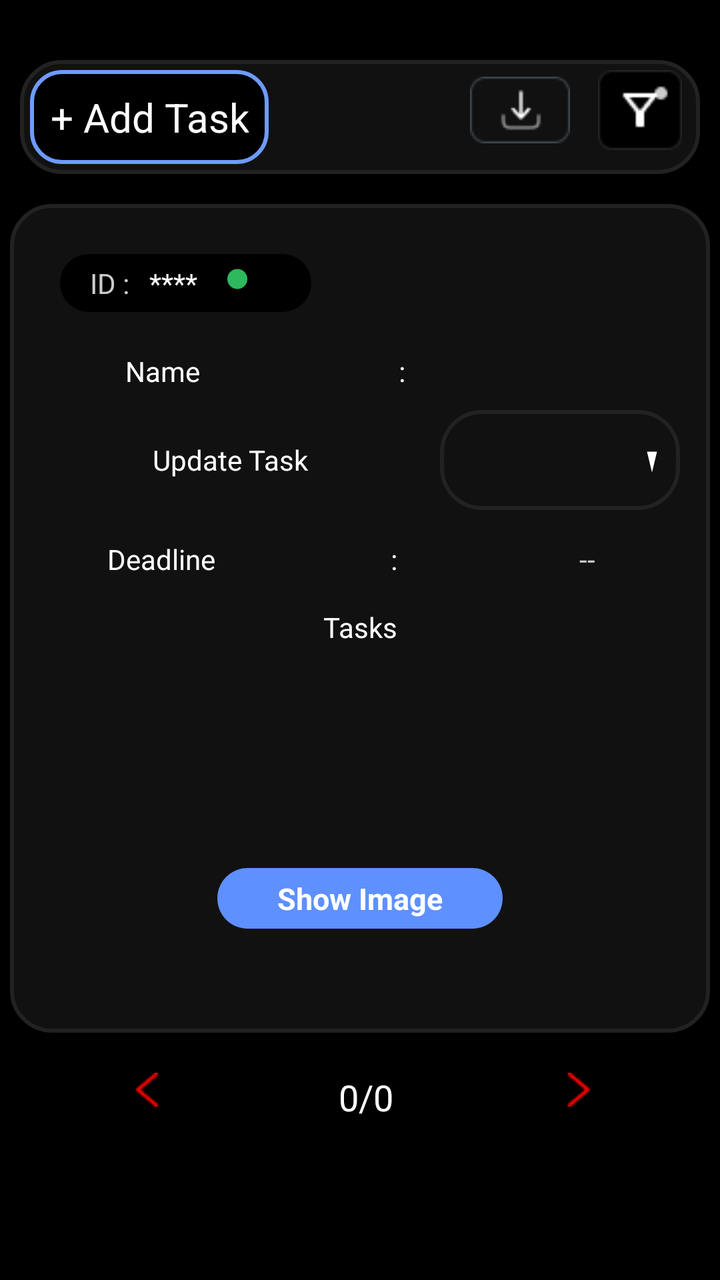
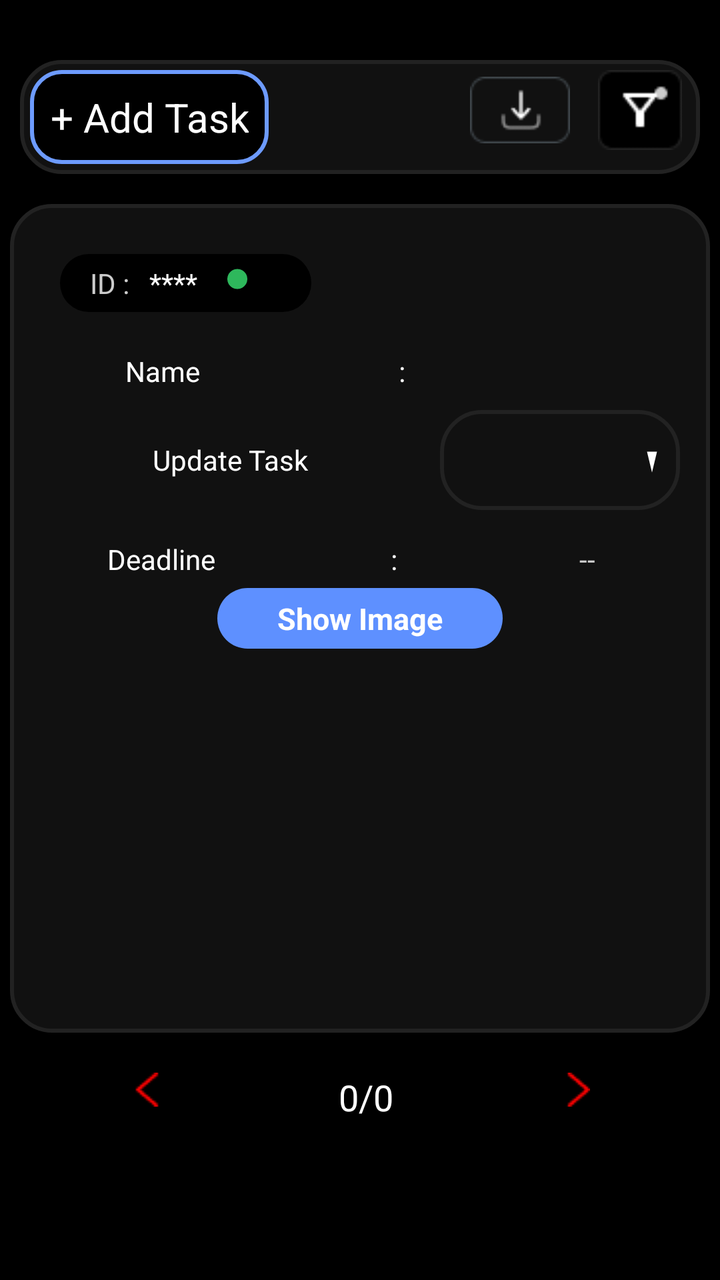

The first picture is an Android layout as it rendered before a commit; the second is the same layout after the commit. The layout source and the unified diff follow.
<!-- AndroidManifest.xml: application theme AppTheme -->
<!-- res/layout/fragment_tasks.xml -->
<?xml version="1.0" encoding="utf-8"?>
<layout xmlns:android="http://schemas.android.com/apk/res/android"
    xmlns:app="http://schemas.android.com/apk/res-auto"
    xmlns:tools="http://schemas.android.com/tools">

    <LinearLayout
        android:layout_width="match_parent"
        android:layout_height="match_parent"
        android:background="@android:color/black"
        android:clickable="true"
        android:orientation="vertical"
        tools:context=".manager.activity.fragment.TasksFragment">


        <LinearLayout
            android:layout_width="match_parent"
            android:layout_height="wrap_content"
            android:layout_marginTop="20dp"
            android:orientation="horizontal">

            <ImageView
                android:layout_width="wrap_content"
                android:layout_height="wrap_content"
                android:layout_marginStart="25dp"
                android:src="@drawable/backbutton"
                android:visibility="gone" />

            <TextView
                android:id="@+id/taskreport"
                android:layout_width="match_parent"
                android:layout_height="wrap_content"
                android:layout_marginBottom="@dimen/_10"
                android:gravity="center"
                android:text="Task Report"
                android:textColor="@color/greyforText"
                android:textSize="22sp"
                android:visibility="gone" />

            <TextView
                android:id="@+id/myteamTask"
                android:layout_width="match_parent"
                android:layout_height="wrap_content"
                android:layout_marginBottom="@dimen/_10"
                android:gravity="center"
                android:text="My Team Tasks"
                android:textColor="@color/greyforText"
                android:textSize="22sp"
                android:visibility="gone" />

        </LinearLayout>

        
        
        
        
        
        
        
        
        
        
        
        
        
        
        
        
        

        <RelativeLayout
            android:layout_width="match_parent"
            android:layout_height="wrap_content"
            android:layout_margin="@dimen/_10"
            android:background="@drawable/dark_grey_bg"
            android:clickable="false">

            <TextView
                android:id="@+id/addnewTask"
                android:layout_width="wrap_content"
                android:layout_height="wrap_content"
                android:layout_margin="@dimen/_5dp"
                android:layout_marginStart="@dimen/_10"
                android:layout_marginEnd="@dimen/_15"
                android:background="@drawable/blue_border"
                android:clickable="true"
                android:gravity="center"
                android:padding="@dimen/_10"
                android:text="+ Add Task"
                android:textColor="@color/white"
                android:textSize="20sp" />

            <LinearLayout
                android:layout_width="wrap_content"
                android:layout_height="wrap_content"
                android:layout_alignParentEnd="true"
                android:layout_marginStart="15dp"
                android:gravity="center"
                android:orientation="horizontal">

                <ImageView
                    android:id="@+id/downloadIcon"
                    android:layout_width="@dimen/_60dp"
                    android:layout_height="50dp"
                    android:layout_gravity="end"
                    android:clickable="true"
                    android:padding="@dimen/_5dp"
                    android:src="@drawable/download" />

                <ImageView
                    android:id="@+id/filter"
                    android:layout_width="@dimen/_60dp"
                    android:layout_height="50dp"
                    android:clickable="true"
                    android:gravity="center"
                    android:padding="@dimen/_5dp"
                    android:src="@drawable/filter_img"
                    android:text="  Filter  "
                    android:textColor="@color/greyforText"
                    android:textSize="22sp" />

            </LinearLayout>
        </RelativeLayout>
        
        
        
        
        

        
        <RelativeLayout
            android:layout_width="match_parent"
            android:layout_height="300dp"
            android:layout_margin="@dimen/_5dp"
            android:layout_marginTop="@dimen/_20dp"
            android:layout_weight="2"
            android:background="@drawable/dark_grey_bg"
            android:elevation="@dimen/_5dp"
            android:paddingLeft="@dimen/_5dp"
            android:paddingTop="@dimen/_20dp"
            android:paddingRight="@dimen/_5dp">

            <LinearLayout
                android:id="@id/topLayout"
                android:layout_width="match_parent"
                android:layout_height="wrap_content"
                android:layout_marginStart="@dimen/_15"
                android:orientation="horizontal"
                android:weightSum="4">

                <LinearLayout
                    android:id="@+id/firstlay"
                    android:layout_width="wrap_content"
                    android:layout_height="wrap_content"
                    android:layout_margin="@dimen/_5dp"
                    android:layout_marginStart="@dimen/_20dp"
                    android:layout_weight=".5"
                    android:background="@drawable/black_button"
                    android:padding="@dimen/_5dp">

                    <TextView
                        android:layout_width="wrap_content"
                        android:layout_height="wrap_content"
                        android:paddingStart="10dp"
                        android:text="ID :"
                        android:textColor="@color/greyforText" />

                    <TextView
                        android:id="@+id/id"
                        android:layout_width="wrap_content"
                        android:layout_height="wrap_content"
                        android:paddingStart="@dimen/_10"
                        android:paddingEnd="@dimen/_10"
                        android:text="****"
                        android:textColor="@color/white" />

                    <ImageView
                        android:layout_width="10dp"
                        android:layout_height="15dp"
                        android:layout_marginStart="@dimen/_5dp"
                        android:src="@drawable/green_dot" />
                </LinearLayout>


                <TextView
                    android:id="@+id/date"
                    android:layout_width="wrap_content"
                    android:layout_height="match_parent"
                    android:layout_weight="3"
                    android:gravity="center"
                    android:text=""
                    android:textColor="@color/white" />


            </LinearLayout>

            <LinearLayout
                android:id="@+id/lay2"
                android:layout_width="match_parent"
                android:layout_height="wrap_content"
                android:layout_below="@+id/topLayout"
                android:layout_alignParentStart="true"
                android:layout_marginTop="15dp"
                android:layout_marginEnd="@dimen/_5dp"
                android:gravity="center"
                android:orientation="horizontal"
                android:weightSum="3">

                <TextView
                    android:layout_width="wrap_content"
                    android:layout_height="wrap_content"
                    android:layout_weight="1"
                    android:gravity="center"
                    android:text="  Name  "
                    android:textColor="@color/white" />

                <TextView
                    android:layout_width="wrap_content"
                    android:layout_height="wrap_content"
                    android:layout_weight="1"
                    android:gravity="center"
                    android:text=":"
                    android:textColor="@color/white" />

                <TextView
                    android:id="@+id/name"
                    android:layout_width="wrap_content"
                    android:layout_height="wrap_content"
                    android:layout_weight="1"
                    android:gravity="center"
                    android:text=" "
                    android:textColor="@color/greyforText"
                    android:textSize="14dp" />

            </LinearLayout>

            <LinearLayout
                android:id="@+id/lay3"
                android:layout_width="match_parent"
                android:layout_height="wrap_content"
                android:layout_below="@+id/lay2"
                android:layout_margin="5dp"
                android:gravity="center"
                android:orientation="horizontal"
                android:weightSum="3">

                <TextView
                    android:layout_width="200dp"
                    android:layout_height="wrap_content"
                    android:gravity="center"
                    android:text="Update Task"
                    android:textColor="@color/white" />


                <Spinner
                    android:id="@+id/status"
                    android:layout_width="match_parent"
                    android:layout_height="50dp"
                    android:layout_margin="@dimen/_5dp"
                    android:background="@drawable/custom_spinner_bg"
                    android:hint="Select From Below"
                    android:spinnerMode="dropdown"
                    android:textColor="@color/white"
                    android:textColorHint="@color/white"
                    android:textSize="15dp" />

            </LinearLayout>
            <LinearLayout
                android:id="@+id/lay4"
                android:layout_width="match_parent"
                android:layout_height="wrap_content"
                android:layout_below="@+id/lay3"
                android:layout_alignParentStart="true"
                android:layout_marginTop="5dp"
                android:layout_marginEnd="@dimen/_5dp"
                android:gravity="center"
                android:orientation="horizontal"
                android:weightSum="3">

                <TextView
                    android:layout_width="wrap_content"
                    android:layout_height="wrap_content"
                    android:layout_weight="1"
                    android:gravity="center"
                    android:text="Deadline"
                    android:textColor="@color/white" />

                <TextView
                    android:layout_width="wrap_content"
                    android:layout_height="wrap_content"
                    android:layout_weight="1"
                    android:gravity="center"
                    android:text=":"
                    android:textColor="@color/white" />

                <TextView
                    android:id="@+id/deadline"
                    android:layout_width="wrap_content"
                    android:layout_height="wrap_content"
                    android:layout_weight="1"
                    android:gravity="center"
                    android:text=" -- "
                    android:textColor="@color/greyforText"
                    android:textSize="14dp" />

            </LinearLayout>

            <TextView
                android:id="@+id/taskk"
                android:layout_width="match_parent"
                android:layout_height="wrap_content"
                android:layout_below="@+id/lay4"
                android:layout_marginStart="@dimen/_5dp"
                android:layout_marginTop="15dp"
                android:layout_marginEnd="@dimen/_5dp"
                android:gravity="center"
                android:text="Tasks"
                android:textColor="@color/white" />

            
            
            
            
            
            
            
            
            

            <TextView
                android:id="@+id/taskComments"
                android:layout_width="match_parent"
                android:layout_height="match_parent"
                android:layout_below="@+id/taskk"
                android:layout_marginLeft="@dimen/_5dp"
                android:layout_marginTop="@dimen/_10"
                android:layout_marginRight="@dimen/_5dp"
                android:layout_marginBottom="@dimen/_20dp"
                android:gravity="center"
                android:text=""
                android:textColor="@color/white" />

            <TextView
                android:id="@+id/showImg"
                android:layout_width="wrap_content"
                android:layout_height="wrap_content"
                android:layout_above="@+id/Addcomments"
                android:gravity="center"
                android:text="Show Image"
                android:layout_centerInParent="true"
                android:paddingStart="@dimen/_30dp"
                android:paddingEnd="@dimen/_30dp"
                android:paddingTop="@dimen/_5dp"
                android:paddingBottom="@dimen/_5dp"
                android:background="@drawable/blue_bg"
                android:textColor="@color/white"
                android:textSize="@dimen/_15"
                android:textStyle="bold" />

            <LinearLayout
                android:id="@+id/Addcomments"
                android:layout_width="match_parent"
                android:layout_height="wrap_content"
                android:layout_alignParentBottom="true"
                android:layout_margin="5dp"
                android:clickable="false"
                android:orientation="horizontal"
                android:padding="@dimen/_5dp"
                android:visibility="invisible">

                <ImageView
                    android:id="@+id/profilephoto"
                    android:layout_width="wrap_content"
                    android:layout_height="wrap_content"
                    android:layout_weight="1"
                    android:gravity="center"
                    android:src="@drawable/profile"
                    android:textColor="@color/white" />

                <EditText
                    android:layout_width="wrap_content"
                    android:layout_height="wrap_content"
                    android:layout_weight="2"
                    android:background="@drawable/grey_bg_rounded"
                    android:clickable="true"
                    android:gravity="center"
                    android:hint="Write a comment"
                    android:padding="5dp"
                    android:textColor="@color/greyforText"
                    android:textColorHint="@color/white"
                    android:textSize="14dp" />

                <ImageView
                    android:id="@+id/sendComment"
                    android:layout_width="30dp"
                    android:layout_height="30dp"
                    android:clickable="true"
                    android:src="@drawable/baseline_arrow_circle_right_24" />


            </LinearLayout>

        </RelativeLayout>


        <com.shawnlin.numberpicker.NumberPicker
            android:id="@+id/number_picker"
            android:layout_width="match_parent"
            android:layout_height="wrap_content"
            android:layout_centerInParent="true"
            android:visibility="gone"
            app:np_dividerColor="@color/colorPrimary"
            app:np_height="180dp"
            app:np_max="59"
            app:np_min="0"
            app:np_orientation="horizontal"
            app:np_selectedTextColor="@color/colorPrimary"
            app:np_selectedTextSize="@dimen/_20dp"
            app:np_textColor="@color/colorPrimary"
            app:np_textSize="14dp"
            app:np_value="3"
            app:np_width="64dp" />

        <LinearLayout
            android:id="@+id/paging"
            android:layout_width="match_parent"
            android:layout_height="wrap_content"
            android:layout_gravity="bottom"
            android:layout_margin="@dimen/_5dp"
            android:layout_weight="1"
            android:clickable="false"
            android:padding="@dimen/_10"
            android:weightSum="3">

            <ImageView
                android:id="@+id/previousPage"
                android:layout_width="wrap_content"
                android:layout_height="wrap_content"
                android:layout_weight="1"
                android:clickable="true"
                android:src="@drawable/right_arrow" />

            <TextView
                android:id="@+id/pagenumber"
                android:layout_width="0dp"
                android:layout_height="wrap_content"
                android:layout_marginBottom="7dp"
                android:layout_weight="1"
                android:clickable="true"
                android:gravity="center"
                android:text="0/0"
                android:textColor="@color/white"
                android:textSize="@dimen/_18sp" />

            <ImageView
                android:id="@+id/nextPage"
                android:layout_width="wrap_content"
                android:layout_height="wrap_content"
                android:layout_weight="1"
                android:clickable="true"
                android:src="@drawable/left_arrow" />
        </LinearLayout>
    </LinearLayout>
</layout>
<!-- resources referenced by this layout -->
<resources>
  <color name="greyforText">#CCCCCC</color>
  <color name="white">#FFFFFF</color>
  <dimen name="_10">10dp</dimen>
  <dimen name="_15">15dp</dimen>
  <dimen name="_18sp">18sp</dimen>
  <dimen name="_20dp">20dp</dimen>
  <dimen name="_30dp">30dp</dimen>
  <dimen name="_5dp">5dp</dimen>
  <dimen name="_60dp">60dp</dimen>
  <!-- drawable baseline_arrow_circle_right_24 (drawable) -->
  <vector xmlns:android="http://schemas.android.com/apk/res/android" android:alpha="0.88" android:height="24dp" android:tint="#E0DEDE" android:viewportHeight="24" android:viewportWidth="24" android:width="24dp">
        
      <path android:fillColor="@android:color/white" android:pathData="M22,12c0,-5.52 -4.48,-10 -10,-10S2,6.48 2,12c0,5.52 4.48,10 10,10S22,17.52 22,12zM12,13l-4,0v-2l4,0V8l4,4l-4,4V13z"/>
      
  </vector>
  <!-- drawable black_button (drawable) -->
  <shape xmlns:android="http://schemas.android.com/apk/res/android"
      android:shape="rectangle">
      <solid android:color="#000000"/>
      <corners android:radius="25dp" /> 
  </shape>
  <!-- drawable blue_bg (drawable) -->
  <?xml version="1.0" encoding="utf-8"?>
  <shape xmlns:android="http://schemas.android.com/apk/res/android"
      android:shape="rectangle">
      <solid android:color="@color/lightBlue"/>
  <corners android:radius="@dimen/_20dp"/>
  </shape>
  <!-- drawable blue_border (drawable) -->
  <?xml version="1.0" encoding="utf-8"?>
  <shape xmlns:android="http://schemas.android.com/apk/res/android"
      android:shape="rectangle">
  <solid
      android:color="@color/black"/>
      <stroke android:color="#6D9BFF" android:width="2dp"/>
      <corners android:radius="@dimen/_15"/>
  </shape>
  <!-- drawable custom_spinner_bg (drawable) -->
  <?xml version="1.0" encoding="utf-8"?>
  <layer-list xmlns:android="http://schemas.android.com/apk/res/android">
      <item>
          <shape android:shape="rectangle">
              <solid android:color="@color/darkGrey" />
              <corners android:radius="20dp" />
              <stroke android:width="2dp" android:color="@color/strokeBlack" />
          </shape>
      </item>
      <item android:start="100dp">
          <vector
              android:width="24dp"
              android:height="24dp"
              android:viewportWidth="40"
              android:viewportHeight="24"
              android:gravity="right|center_vertical">
              <path
                  android:fillColor="@android:color/white"
                  android:pathData="M7 10l5 5 5-5z"/>
          </vector>
      </item>
  </layer-list>
  <!-- drawable dark_grey_bg (drawable) -->
  <?xml version="1.0" encoding="utf-8"?>
  <shape xmlns:android="http://schemas.android.com/apk/res/android"
      android:shape="rectangle">
      <solid android:color="@color/greyBackground"/>
      <corners android:radius="@dimen/_20dp"/>
      <stroke
          android:width="2dp" android:color="@color/strokeBlack"/>
  </shape>
  <!-- drawable download: png bitmap (drawable, 812 bytes) -->
  <!-- drawable green_dot (drawable) -->
  <?xml version="1.0" encoding="utf-8"?>
  <shape xmlns:android="http://schemas.android.com/apk/res/android"
      android:shape="oval">
      <solid android:color="#2eb85c" /> 
      <size android:width="8dp" android:height="8dp" /> 
  </shape>
  <!-- drawable grey_bg_rounded (drawable) -->
  <?xml version="1.0" encoding="utf-8"?>
  <shape xmlns:android="http://schemas.android.com/apk/res/android"
      android:shape="rectangle">
  <solid android:color="@color/greyBackground"/>
      <corners android:radius="@dimen/_20dp"/>
  </shape>
  <!-- drawable left_arrow: png bitmap (drawable, 247 bytes) -->
  <!-- drawable profile: png bitmap (drawable, 1364 bytes) -->
  <style name="AppTheme" parent="Theme.MaterialComponents.Light.NoActionBar">
          <item name="colorPrimaryDark">@color/black</item>
          <item name="colorSurface">@color/white</item>
      </style>
  <color name="lightBlue">#5E90FF</color>
  <color name="black">#FF000000</color>
  <color name="darkGrey">#111111</color>
  <color name="strokeBlack">#222222</color>
  <color name="greyBackground">#111111</color>
  <!-- unchanged entries left out for length: 3 -->
</resources>

<!-- the commit's change to res/layout/fragment_tasks.xml (unified diff, before → after) -->
@@ -362,21 +362,25 @@
                 android:layout_height="wrap_content"
                 android:layout_alignParentBottom="true"
                 android:layout_margin="5dp"
+                android:background="@color/greyBackground"
                 android:clickable="false"
                 android:orientation="horizontal"
                 android:padding="@dimen/_5dp"
-                android:visibility="invisible">
+                android:visibility="gone"
+              >
 
                 <ImageView
                     android:id="@+id/profilephoto"
                     android:layout_width="wrap_content"
-                    android:layout_height="wrap_content"
+                    android:layout_height="40dp"
                     android:layout_weight="1"
                     android:gravity="center"
                     android:src="@drawable/profile"
+                    android:layout_margin="5dp"
                     android:textColor="@color/white" />
 
                 <EditText
+                    android:id="@+id/comment"
                     android:layout_width="wrap_content"
                     android:layout_height="wrap_content"
                     android:layout_weight="2"
@@ -384,15 +388,16 @@
                     android:clickable="true"
                     android:gravity="center"
                     android:hint="Write a comment"
-                    android:padding="5dp"
+                    android:padding="10dp"
                     android:textColor="@color/greyforText"
                     android:textColorHint="@color/white"
                     android:textSize="14dp" />
 
                 <ImageView
                     android:id="@+id/sendComment"
-                    android:layout_width="30dp"
+                    android:layout_width="50dp"
                     android:layout_height="30dp"
+                    android:layout_margin="@dimen/_5dp"
                     android:clickable="true"
                     android:src="@drawable/baseline_arrow_circle_right_24" />
 
